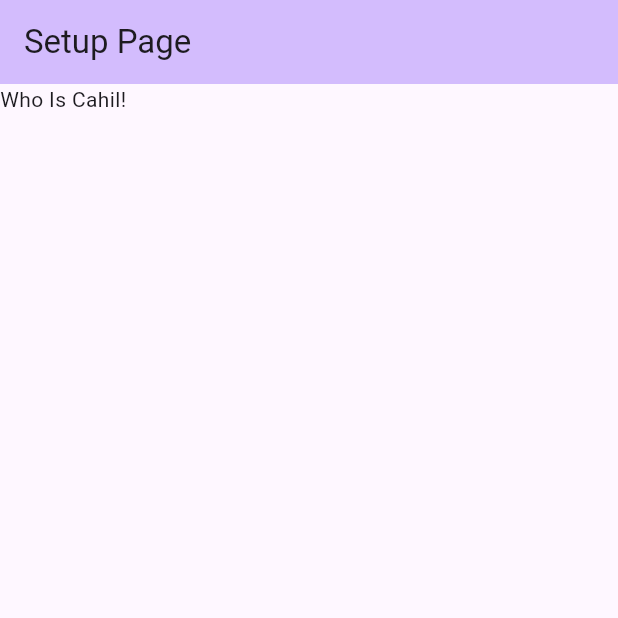
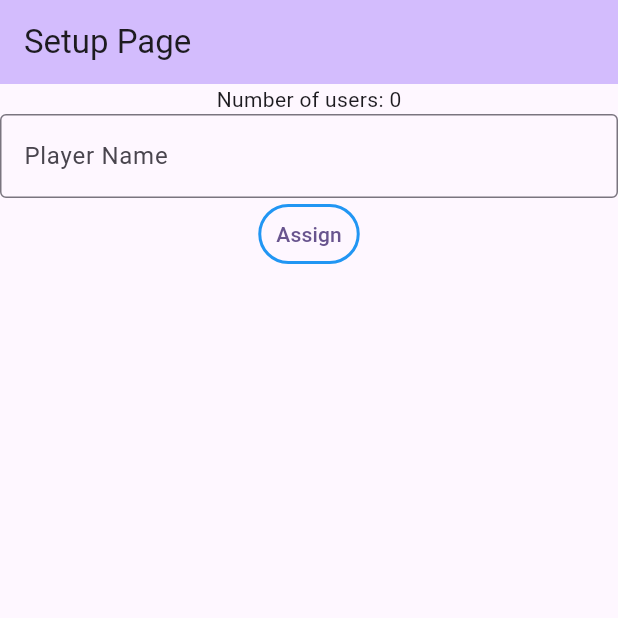
Before and after one commit to umurcg/who_is_cahil, a Flutter app: the screen it shows after launch, on a phone screen of 412 x 824 dp, the top half of it. Run offline on Flutter 3.47's test engine with Material 3 defaults, Android fonts, the phone set to English and light mode, and no system bars.

Commit message:
user assign

```diff
--- a/lib/main.dart
+++ b/lib/main.dart
@@ -1,4 +1,5 @@
 import 'package:flutter/material.dart';
+import 'package:provider/provider.dart';
 
 void main() {
   runApp(const MyApp());
@@ -10,14 +11,26 @@ class MyApp extends StatelessWidget {
   // This widget is the root of your application.
   @override
   Widget build(BuildContext context) {
-    return MaterialApp(
+    return ChangeNotifierProvider(
+      create: (context) => GameState(),
+      child: MaterialApp(
         title: 'Flutter Demo',
         theme: ThemeData(
           colorScheme: ColorScheme.fromSeed(seedColor: Colors.deepPurple),
           useMaterial3: true,
         ),
         home: const SetupPage(title: 'Setup Page'),
+      ),
     );
+  }
+}
+
+class GameState extends ChangeNotifier {
+  List<String> playerNames = [];
+
+  void addNewPlayer(String name) {
+    playerNames.add(name);
+    notifyListeners();
   }
 }
 
@@ -30,16 +43,49 @@ class SetupPage extends StatefulWidget {
 }
 
 class _SetupPageState extends State<SetupPage> {
+  final TextEditingController _nameController = TextEditingController();
 
   @override
   Widget build(BuildContext context) {
+    var gameState = context.watch<GameState>();
+
+    void assignNewUser() {
+      var enteredName = _nameController.text.trim();
+      if (enteredName.isNotEmpty) {
+        gameState.addNewPlayer(enteredName);
+        _nameController.clear();
+      }
+    }
 
     return Scaffold(
         appBar: AppBar(
           backgroundColor: Theme.of(context).colorScheme.inversePrimary,
           title: Text(widget.title),
         ),
-      body: const Text("Who Is Cahil!"),
-      );
+        body: Column(
+          children: [
+            Text("Number of users: ${gameState.playerNames.length}"),
+            TextField(
+              controller: _nameController,
+              decoration: const InputDecoration(
+                border: OutlineInputBorder(),
+                labelText: "Player Name",
+              ),
+            ),
+            TextButton(
+              onPressed: assignNewUser,
+              style: ButtonStyle(
+                  side: MaterialStateProperty.all(
+                      const BorderSide(color: Colors.blue, width: 2))),
+              child: const Text("Assign"),
+            )
+          ],
+        ));
+  }
+
+  @override
+  void dispose(){
+    _nameController.dispose();
+    super.dispose();
   }
 }
--- a/pubspec.yaml
+++ b/pubspec.yaml
@@ -30,6 +30,7 @@ environment:
 dependencies:
   flutter:
     sdk: flutter
+  provider: 6.1.2
 
 
   # The following adds the Cupertino Icons font to your application.
```
Also changed, not shown: pubspec.lock. Lines whose indentation alone changed are shown as unchanged.
